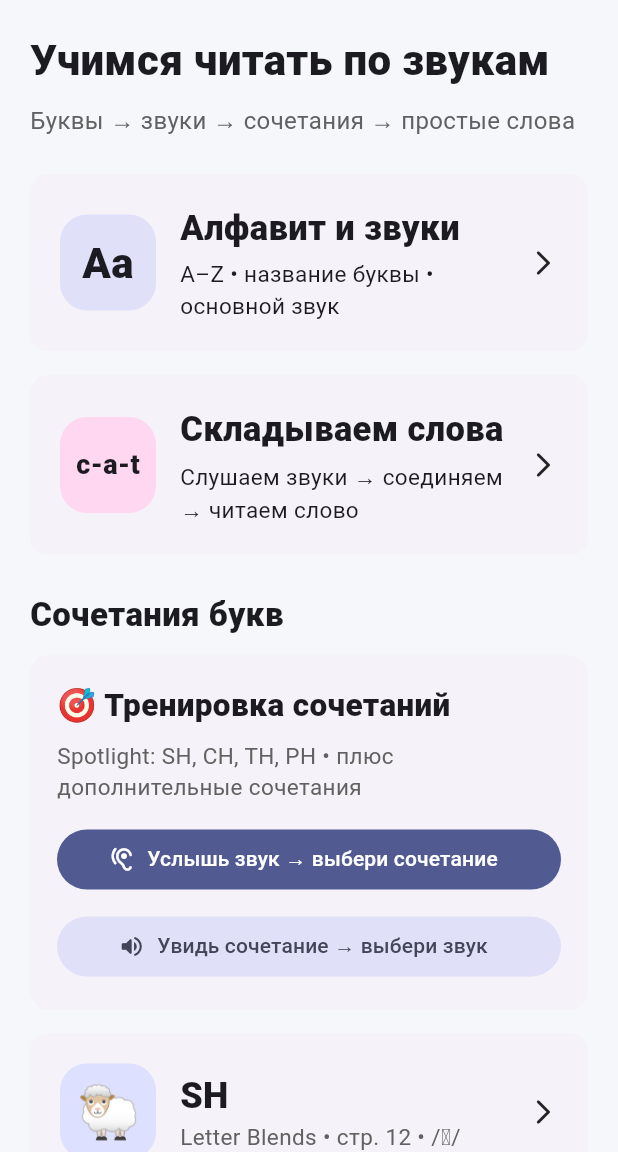
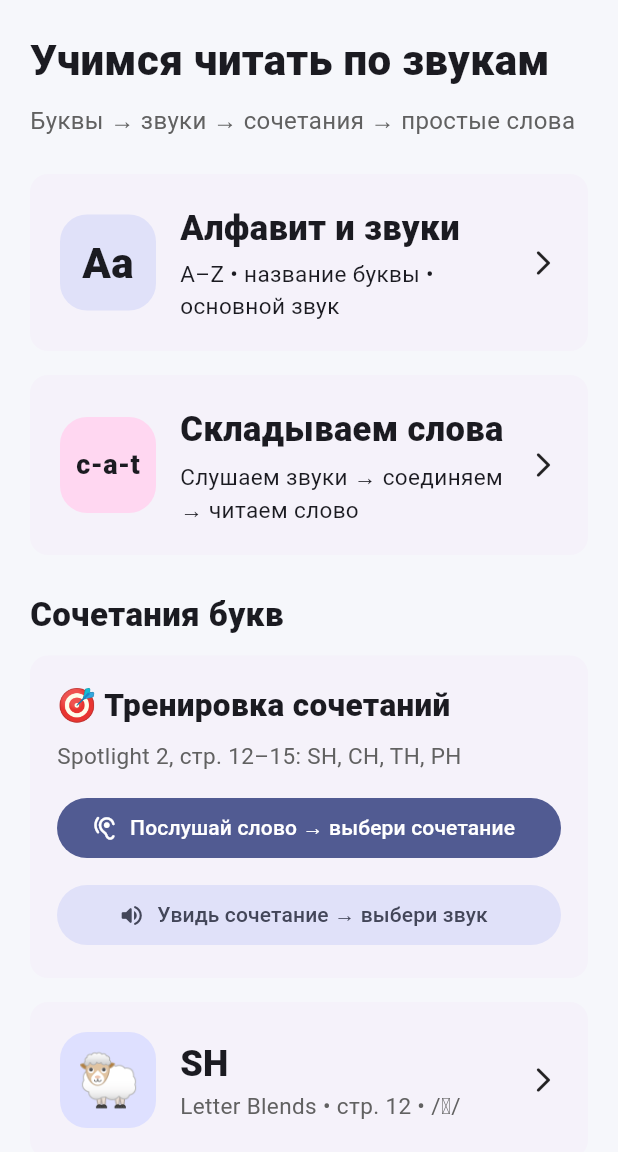
Before and after one commit to mamacita8689-hue/New_english, a Flutter app: the screen it shows after launch, on a phone screen of 412 x 824 dp, the part 84-1236 px from its top. Run offline on Flutter 3.47's test engine with Material 3 defaults, Android fonts, the phone set to English and light mode, and no system bars; our stand-ins replace audioplayers, flutter_tts.

Commit message:
Align home screen wording with verified Spotlight samples

```diff
--- a/lib/screens/home_screen.dart
+++ b/lib/screens/home_screen.dart
@@ -127,7 +127,7 @@ class HomeScreen extends StatelessWidget {
                     ),
                     const SizedBox(height: 8),
                     Text(
-                      'Spotlight: SH, CH, TH, PH • плюс дополнительные сочетания',
+                      'Spotlight 2, стр. 12–15: SH, CH, TH, PH',
                       style: TextStyle(fontSize: 15, color: Colors.grey.shade700),
                     ),
                     const SizedBox(height: 14),
@@ -142,7 +142,7 @@ class HomeScreen extends StatelessWidget {
                         );
                       },
                       icon: const Icon(Icons.hearing_rounded),
-                      label: const Text('Услышь звук → выбери сочетание'),
+                      label: const Text('Послушай слово → выбери сочетание'),
                     ),
                     const SizedBox(height: 10),
                     FilledButton.tonalIcon(
@@ -172,12 +172,6 @@ class HomeScreen extends StatelessWidget {
                 'th_voiceless' => '👍',
                 'th_voiced' => '👉',
                 'ph' => '📷',
-                'ng' => '🎵',
-                'ee' => '👀',
-                'oo_long' => '🌙',
-                'oo_short' => '📖',
-                'ai' => '🌧️',
-                'oa' => '⛵',
                 _ => '🔤',
               };
 
```
